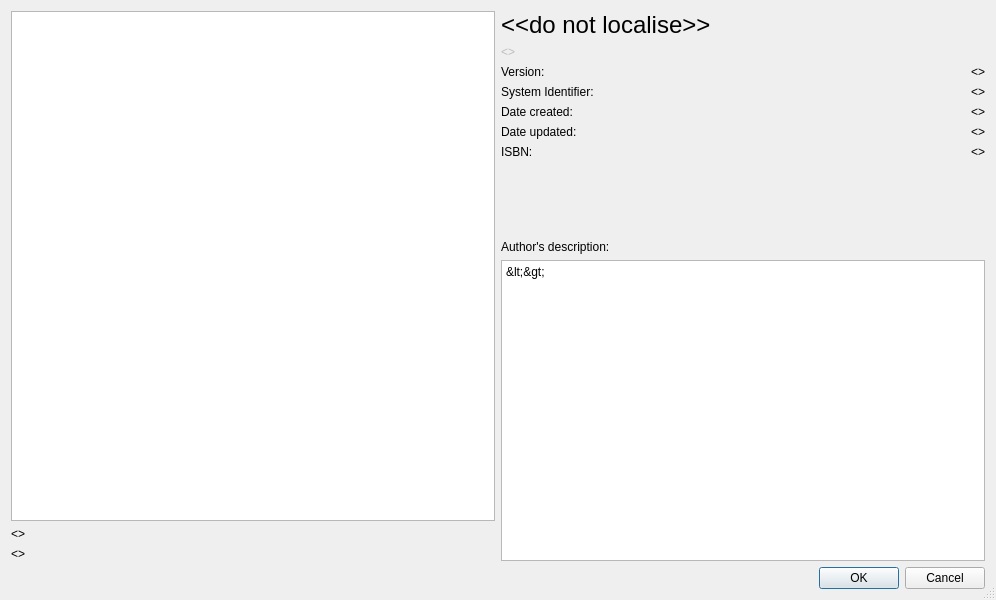
Qt form resources/qt/add_archive.ui (LazurasLong/dmclient) before a commit.
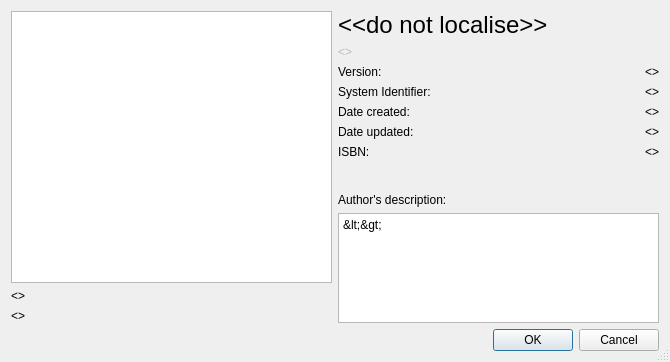
The same form after that commit. Icons and pictures are not drawn.

What changed in the file:
```diff
--- a/resources/qt/add_archive.ui
+++ b/resources/qt/add_archive.ui
@@ -9,8 +9,8 @@
    <rect>
     <x>0</x>
     <y>0</y>
-    <width>996</width>
-    <height>600</height>
+    <width>670</width>
+    <height>362</height>
    </rect>
   </property>
   <property name="windowTitle">
```
Left out of the diff: 8 changed lines with no effect on the pictures.
